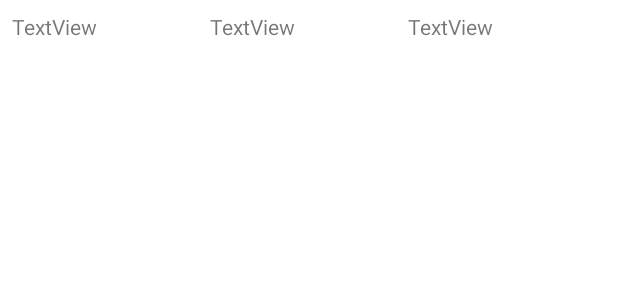
After one commit to NickKalar/DnDHelper, an Android app: the layout browse_spells.xml on its own in the app's theme, with its tools: preview values and no code run, on a phone screen of 412 x 824 dp. The commit adds this screen. Shown: the top 300 px of the screen. Run offline under Robolectric (Android 15) with nearby library versions, the phone set to English and light mode, and no system bars; network calls fail.

```diff
--- a/app/build.gradle
+++ b/app/build.gradle
@@ -42,6 +42,7 @@ dependencies {
     implementation 'androidx.appcompat:appcompat:1.1.0'
     implementation 'com.google.android.material:material:1.1.0'
     implementation 'androidx.constraintlayout:constraintlayout:1.1.3'
+    implementation 'androidx.lifecycle:lifecycle-runtime-ktx:2.2.0'
     testImplementation 'junit:junit:4.+'
     androidTestImplementation 'androidx.test.ext:junit:1.1.1'
     androidTestImplementation 'androidx.test.espresso:espresso-core:3.2.0'
--- a/app/src/main/AndroidManifest.xml
+++ b/app/src/main/AndroidManifest.xml
@@ -1,7 +1,7 @@
 <?xml version="1.0" encoding="utf-8"?>
 <manifest xmlns:android="http://schemas.android.com/apk/res/android"
     package="com.example.dndhelper">
-
+    <uses-permission android:name="android.permission.INTERNET" />
     <application
         android:allowBackup="true"
         android:icon="@drawable/icon_400x400"
--- a/app/src/main/java/com/example/dndhelper/CharacterRecyclerViewAdapter.kt
+++ b/app/src/main/java/com/example/dndhelper/CharacterRecyclerViewAdapter.kt
@@ -17,7 +17,8 @@ import androidx.recyclerview.widget.RecyclerView
 
 private const val TAG = "CharRecViewAdapter"
 
-class CharacterRecyclerViewAdapter(private var charList: List<Sheet>) : RecyclerView.Adapter<CharacterRecyclerViewAdapter.CharacterViewHolder>() {
+class CharacterRecyclerViewAdapter(private var charList: List<Sheet>) :
+        RecyclerView.Adapter<CharacterRecyclerViewAdapter.CharacterViewHolder>() {
 
     class CharacterViewHolder(view: View) : RecyclerView.ViewHolder(view){
         var classImage : ImageView = view.findViewById(R.id.classImg)
--- a/app/src/main/java/com/example/dndhelper/MainActivity.kt
+++ b/app/src/main/java/com/example/dndhelper/MainActivity.kt
@@ -4,6 +4,7 @@ import android.content.Intent
 import androidx.appcompat.app.AppCompatActivity
 import android.os.Bundle
 import android.util.Log
+import android.view.MenuItem
 import android.view.View
 import android.widget.Button
 import com.example.dndhelper.databinding.ActivityMainBinding
--- a/app/src/main/res/layout/activity_spell_list.xml
+++ b/app/src/main/res/layout/activity_spell_list.xml
@@ -7,6 +7,7 @@
     android:layout_height="match_parent">
 
     <androidx.recyclerview.widget.RecyclerView
+        android:id="@+id/recyclerView"
         android:layout_width="match_parent"
         android:layout_height="match_parent"
         app:layout_constraintBottom_toBottomOf="parent"
--- /dev/null
+++ b/app/src/main/res/layout/browse_spells.xml
@@ -0,0 +1,31 @@
+<?xml version="1.0" encoding="utf-8"?>
+<LinearLayout xmlns:android="http://schemas.android.com/apk/res/android"
+    xmlns:app="http://schemas.android.com/apk/res-auto"
+    android:orientation="horizontal"
+    android:layout_width="match_parent"
+    android:layout_height="wrap_content"
+    android:padding="8dp"
+    android:weightSum="3">
+
+
+    <TextView
+        android:id="@+id/spellName"
+        android:layout_width="wrap_content"
+        android:layout_height="wrap_content"
+        android:layout_weight="1"
+        android:text="TextView" />
+
+    <TextView
+        android:id="@+id/spellLevel"
+        android:layout_width="wrap_content"
+        android:layout_height="wrap_content"
+        android:layout_weight="1"
+        android:text="TextView" />
+
+    <TextView
+        android:id="@+id/spellClasses"
+        android:layout_width="wrap_content"
+        android:layout_height="wrap_content"
+        android:layout_weight="1"
+        android:text="TextView" />
+</LinearLayout>
```
Also changed, not shown: app/src/main/java/com/example/dndhelper/Spell.kt (deleted, +0 -13 lines), app/src/main/java/com/example/dndhelper/SpellList.kt (added, +24 -0 lines), app/src/main/java/com/example/dndhelper/SpellListActivity.kt (+82 -3 lines), app/src/main/java/com/example/dndhelper/SpellListRecyclerViewAdapter.kt (added, +48 -0 lines), 187 other files.
